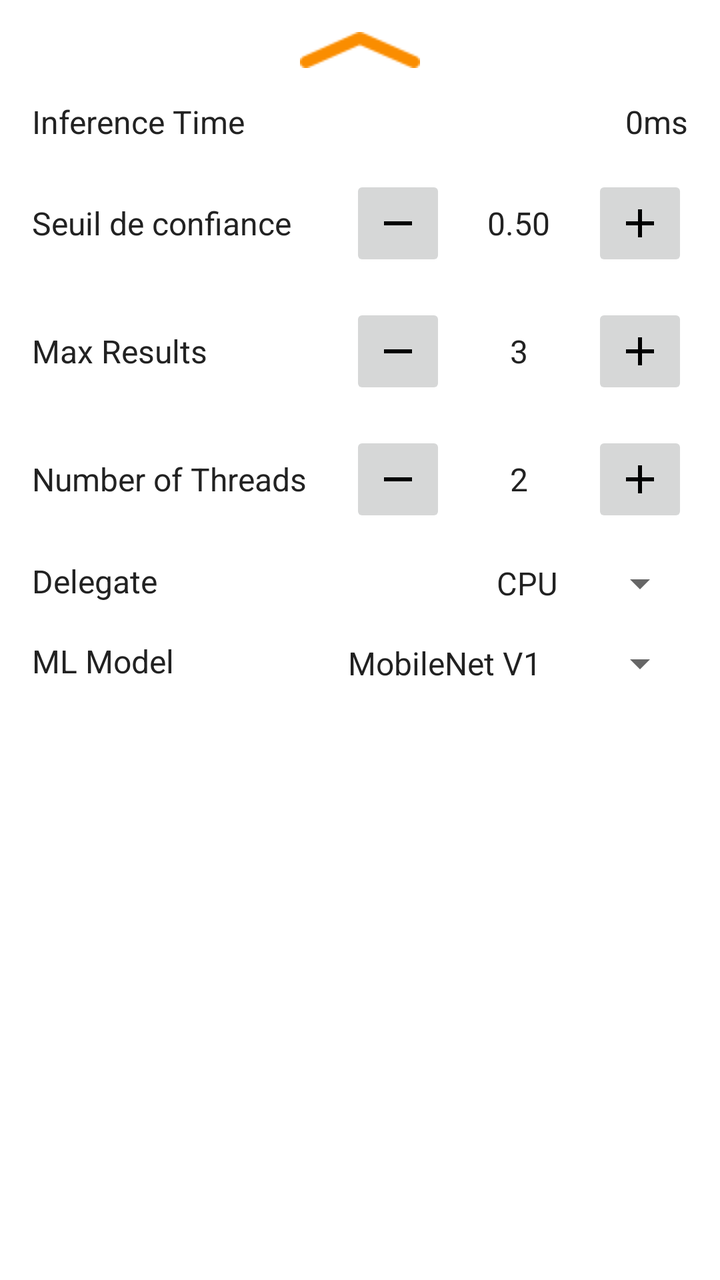
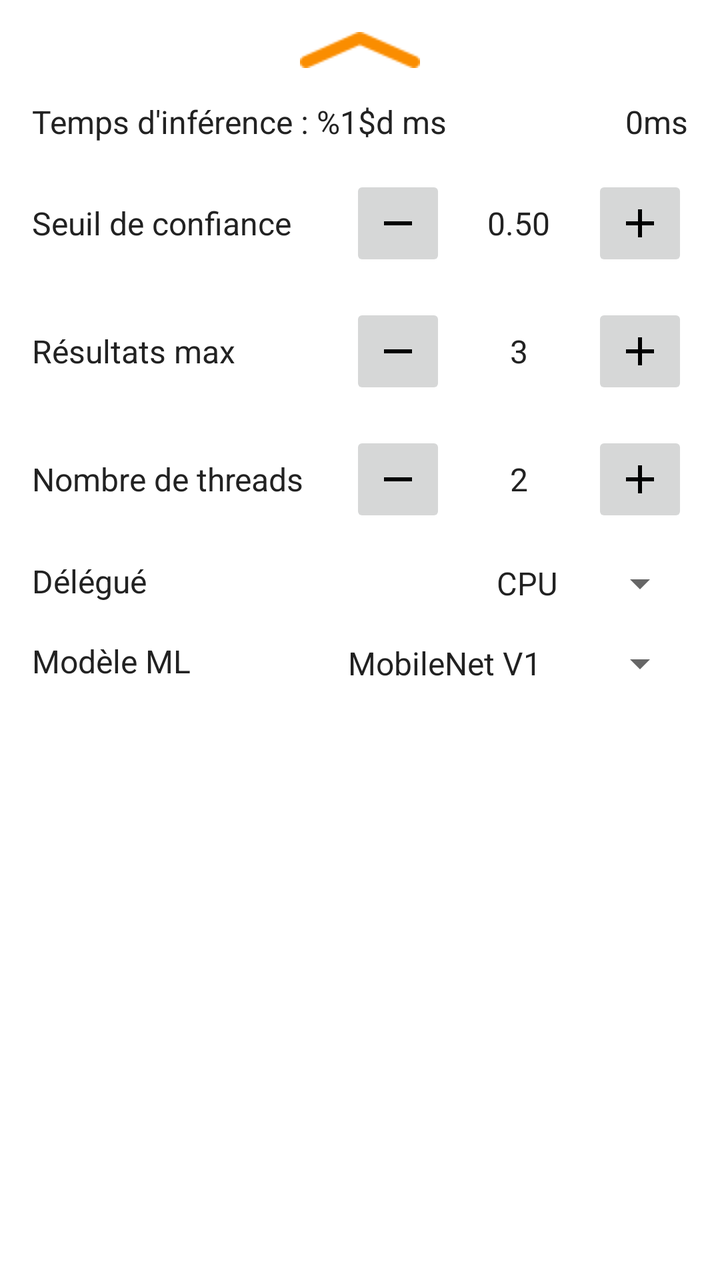

An Android layout rendered at two revisions. The XML below is the earlier revision; the diff shows what the commit changed to produce the second picture.
<!-- AndroidManifest.xml: application theme AppTheme -->
<!-- res/layout/info_bottom_sheet.xml -->
<androidx.core.widget.NestedScrollView xmlns:android="http://schemas.android.com/apk/res/android"
    xmlns:app="http://schemas.android.com/apk/res-auto"
    android:id="@+id/bottom_sheet_layout"
    android:layout_width="match_parent"
    android:layout_height="wrap_content"
    android:layout_gravity="center_horizontal"
    android:background="@color/bottom_sheet_background"
    android:gravity="center_horizontal"
    android:orientation="vertical"
    android:padding="@dimen/bottom_sheet_padding"
    app:behavior_hideable="false"
    app:behavior_peekHeight="@dimen/bottom_sheet_peek_height"
    app:layout_behavior="com.google.android.material.bottomsheet.BottomSheetBehavior">

    <androidx.appcompat.widget.LinearLayoutCompat
        android:layout_width="match_parent"
        android:layout_height="match_parent"
        android:orientation="vertical">

        
        <RelativeLayout
            android:layout_width="match_parent"
            android:layout_height="wrap_content">

            <ImageView
                android:layout_width="wrap_content"
                android:layout_height="wrap_content"
                android:layout_centerHorizontal="true"
                android:layout_centerVertical="true"
                android:contentDescription="@string/alt_bottom_sheet_chevron"
                android:src="@drawable/icn_chevron_up" />
        </RelativeLayout>

        
        <androidx.appcompat.widget.LinearLayoutCompat
            android:layout_width="match_parent"
            android:layout_height="wrap_content"
            android:layout_marginTop="@dimen/bottom_sheet_default_row_margin"
            android:orientation="horizontal">

            <TextView
                android:id="@+id/inference_time_label"
                android:layout_width="wrap_content"
                android:layout_height="wrap_content"
                android:layout_centerVertical="true"
                android:text="@string/label_interence_time"
                android:textColor="@color/bottom_sheet_text_color"
                android:textSize="@dimen/bottom_sheet_text_size" />

            <TextView
                android:id="@+id/inference_time_val"
                android:layout_width="match_parent"
                android:layout_height="wrap_content"
                android:layout_centerVertical="true"
                android:gravity="end"
                android:text="@string/default_inference_time"
                android:textColor="@color/bottom_sheet_text_color"
                android:textSize="@dimen/bottom_sheet_text_size" />
        </androidx.appcompat.widget.LinearLayoutCompat>

        
        <RelativeLayout
            android:layout_width="match_parent"
            android:layout_height="wrap_content"
            android:layout_marginTop="@dimen/bottom_sheet_default_row_margin"
            android:gravity="center"
            android:orientation="horizontal">

            <TextView
                android:layout_width="wrap_content"
                android:layout_height="wrap_content"
                android:layout_centerVertical="true"
                android:text="@string/label_confidence_threshold"
                android:textColor="@color/bottom_sheet_text_color"
                android:textSize="@dimen/bottom_sheet_text_size" />

            <LinearLayout
                android:layout_width="wrap_content"
                android:layout_height="wrap_content"
                android:layout_alignParentRight="true"
                android:gravity="center_vertical"
                android:orientation="horizontal">

                <androidx.appcompat.widget.AppCompatImageButton
                    android:id="@+id/threshold_minus"
                    android:layout_width="@dimen/bottom_sheet_control_btn_size"
                    android:layout_height="@dimen/bottom_sheet_control_btn_size"
                    android:contentDescription="@string/alt_bottom_sheet_threshold_button_minus"
                    android:src="@drawable/ic_minus" />

                <TextView
                    android:id="@+id/threshold_value"
                    android:layout_width="wrap_content"
                    android:layout_height="wrap_content"
                    android:layout_marginLeft="@dimen/bottom_sheet_control_text_side_margin"
                    android:layout_marginRight="@dimen/bottom_sheet_control_text_side_margin"
                    android:gravity="center"
                    android:minEms="@integer/bottom_sheet_control_text_min_ems"
                    android:text="@string/default_threshold"
                    android:textColor="@color/bottom_sheet_text_color"
                    android:textSize="@dimen/bottom_sheet_text_size" />

                <androidx.appcompat.widget.AppCompatImageButton
                    android:id="@+id/threshold_plus"
                    android:layout_width="@dimen/bottom_sheet_control_btn_size"
                    android:layout_height="@dimen/bottom_sheet_control_btn_size"
                    android:contentDescription="@string/alt_bottom_sheet_threshold_button_plus"
                    android:src="@drawable/ic_plus" />
            </LinearLayout>
        </RelativeLayout>

        
        <RelativeLayout
            android:layout_width="match_parent"
            android:layout_height="wrap_content"
            android:layout_marginTop="@dimen/bottom_sheet_default_row_margin"
            android:gravity="center"
            android:orientation="horizontal">

            <TextView
                android:layout_width="wrap_content"
                android:layout_height="wrap_content"
                android:layout_centerVertical="true"
                android:text="@string/label_max_results"
                android:textColor="@color/bottom_sheet_text_color"
                android:textSize="@dimen/bottom_sheet_text_size" />

            <LinearLayout
                android:layout_width="wrap_content"
                android:layout_height="wrap_content"
                android:layout_alignParentRight="true"
                android:gravity="center"
                android:orientation="horizontal">

                <androidx.appcompat.widget.AppCompatImageButton
                    android:id="@+id/max_results_minus"
                    android:layout_width="@dimen/bottom_sheet_control_btn_size"
                    android:layout_height="@dimen/bottom_sheet_control_btn_size"
                    android:contentDescription="@string/alt_bottom_sheet_max_results_button_minus"
                    android:src="@drawable/ic_minus" />

                <TextView
                    android:id="@+id/max_results_value"
                    android:layout_width="wrap_content"
                    android:layout_height="wrap_content"
                    android:layout_marginLeft="@dimen/bottom_sheet_control_text_side_margin"
                    android:layout_marginRight="@dimen/bottom_sheet_control_text_side_margin"
                    android:gravity="center"
                    android:minEms="@integer/bottom_sheet_control_text_min_ems"
                    android:text="@string/default_max_results"
                    android:textColor="@color/bottom_sheet_text_color"
                    android:textSize="@dimen/bottom_sheet_text_size" />

                <androidx.appcompat.widget.AppCompatImageButton
                    android:id="@+id/max_results_plus"
                    android:layout_width="@dimen/bottom_sheet_control_btn_size"
                    android:layout_height="@dimen/bottom_sheet_control_btn_size"
                    android:contentDescription="@string/alt_bottom_sheet_max_results_button_plus"
                    android:src="@drawable/ic_plus" />
            </LinearLayout>
        </RelativeLayout>

        
        <RelativeLayout
            android:layout_width="match_parent"
            android:layout_height="wrap_content"
            android:layout_marginTop="@dimen/bottom_sheet_default_row_margin"
            android:gravity="center"
            android:orientation="horizontal">

            <TextView
                android:layout_width="wrap_content"
                android:layout_height="wrap_content"
                android:layout_centerVertical="true"
                android:text="@string/label_threads"
                android:textColor="@color/bottom_sheet_text_color"
                android:textSize="@dimen/bottom_sheet_text_size" />

            <LinearLayout
                android:layout_width="wrap_content"
                android:layout_height="wrap_content"
                android:layout_alignParentRight="true"
                android:gravity="center_vertical"
                android:orientation="horizontal">

                <androidx.appcompat.widget.AppCompatImageButton
                    android:id="@+id/threads_minus"
                    android:layout_width="@dimen/bottom_sheet_control_btn_size"
                    android:layout_height="@dimen/bottom_sheet_control_btn_size"
                    android:contentDescription="@string/alt_bottom_sheet_thread_button_minus"
                    android:src="@drawable/ic_minus" />

                <TextView
                    android:id="@+id/threads_value"
                    android:layout_width="wrap_content"
                    android:layout_height="wrap_content"
                    android:layout_marginLeft="@dimen/bottom_sheet_control_text_side_margin"
                    android:layout_marginRight="@dimen/bottom_sheet_control_text_side_margin"
                    android:gravity="center"
                    android:minEms="@integer/bottom_sheet_control_text_min_ems"
                    android:text="2"
                    android:textColor="@color/bottom_sheet_text_color"
                    android:textSize="@dimen/bottom_sheet_text_size" />

                <androidx.appcompat.widget.AppCompatImageButton
                    android:id="@+id/threads_plus"
                    android:layout_width="@dimen/bottom_sheet_control_btn_size"
                    android:layout_height="@dimen/bottom_sheet_control_btn_size"
                    android:contentDescription="@string/alt_bottom_sheet_thread_button_plus"
                    android:src="@drawable/ic_plus" />
            </LinearLayout>
        </RelativeLayout>

        
        <RelativeLayout
            android:layout_width="match_parent"
            android:layout_height="wrap_content"
            android:layout_marginTop="@dimen/bottom_sheet_default_row_margin">

            <TextView
                android:layout_width="wrap_content"
                android:layout_height="wrap_content"
                android:text="@string/label_delegate"
                android:textColor="@color/bottom_sheet_text_color"
                android:textSize="@dimen/bottom_sheet_text_size" />

            <androidx.appcompat.widget.AppCompatSpinner
                android:id="@+id/spinner_delegate"
                android:layout_width="wrap_content"
                android:layout_height="wrap_content"
                android:layout_alignParentRight="true"
                android:entries="@array/delegate_spinner_titles"
                android:minWidth="@dimen/bottom_sheet_spinner_delegate_min_width"
                android:spinnerMode="dropdown"
                android:theme="@style/BottomSheetSpinnerItemStyle" />

        </RelativeLayout>

        
        <RelativeLayout
            android:layout_width="match_parent"
            android:layout_height="wrap_content"
            android:layout_marginTop="@dimen/bottom_sheet_default_row_margin">

            <TextView
                android:layout_width="wrap_content"
                android:layout_height="wrap_content"
                android:text="@string/label_models"
                android:textColor="@color/bottom_sheet_text_color"
                android:textSize="@dimen/bottom_sheet_text_size" />

            <androidx.appcompat.widget.AppCompatSpinner
                android:id="@+id/spinner_model"
                android:layout_width="wrap_content"
                android:layout_height="wrap_content"
                android:layout_alignParentRight="true"
                android:entries="@array/models_spinner_titles"
                android:minWidth="@dimen/bottom_sheet_spinner_model_min_width"
                android:spinnerMode="dropdown"
                android:theme="@style/BottomSheetSpinnerItemStyle" />

        </RelativeLayout>
    </androidx.appcompat.widget.LinearLayoutCompat>
</androidx.core.widget.NestedScrollView>
<!-- resources referenced by this layout -->
<resources>
  <string-array name="delegate_spinner_titles">
          <item>CPU</item>
          <item>GPU</item>
          <item>NNAPI</item>
      </string-array>
  <string-array name="models_spinner_titles">
          <item>MobileNet V1</item>
          <item>EfficientNet Lite0</item>
          <item>EfficientNet Lite1</item>
          <item>EfficientNet Lite2</item>
      </string-array>
  <color name="bottom_sheet_background">#FFFFFF</color>
  <color name="bottom_sheet_text_color">#222222</color>
  <dimen name="bottom_sheet_control_btn_size">48dp</dimen>
  <dimen name="bottom_sheet_control_text_side_margin">8dp</dimen>
  <dimen name="bottom_sheet_default_row_margin">16dp</dimen>
  <dimen name="bottom_sheet_padding">16dp</dimen>
  <dimen name="bottom_sheet_peek_height">80dp</dimen>
  <dimen name="bottom_sheet_spinner_delegate_min_width">100dp</dimen>
  <dimen name="bottom_sheet_spinner_model_min_width">100dp</dimen>
  <dimen name="bottom_sheet_text_size">16sp</dimen>
  <!-- drawable ic_minus (drawable) -->
  <vector xmlns:android="http://schemas.android.com/apk/res/android"
      android:width="24dp"
      android:height="24dp"
      android:viewportWidth="24"
      android:viewportHeight="24">
    <path
        android:fillColor="#FF000000"
        android:pathData="M19,13H5v-2h14v2z"/>
  </vector>
  <!-- drawable ic_plus (drawable) -->
  <vector xmlns:android="http://schemas.android.com/apk/res/android"
      android:width="24dp"
      android:height="24dp"
      android:viewportWidth="24"
      android:viewportHeight="24">
    <path
        android:fillColor="#FF000000"
        android:pathData="M19,13h-6v6h-2v-6H5v-2h6V5h2v6h6v2z"/>
  </vector>
  <integer name="bottom_sheet_control_text_min_ems">3</integer>
  <string name="alt_bottom_sheet_chevron">Bottom sheet expandable indicator</string>
  <string name="alt_bottom_sheet_max_results_button_minus">Decreasing maximum classified results button</string>
  <string name="alt_bottom_sheet_max_results_button_plus">Increasing maximum classified results button</string>
  <string name="alt_bottom_sheet_thread_button_minus">Decrease the number of threads used</string>
  <string name="alt_bottom_sheet_thread_button_plus">Increase the number of threads used</string>
  <string name="alt_bottom_sheet_threshold_button_minus">Decreasing threshold of classified image results button</string>
  <string name="alt_bottom_sheet_threshold_button_plus">Increasing threshold of classified image results button</string>
  <string name="default_inference_time">0ms</string>
  <string name="default_max_results">3</string>
  <string name="default_threshold">0.50</string>
  <string name="label_confidence_threshold">Seuil de confiance</string>
  <string name="label_delegate">Delegate</string>
  <string name="label_interence_time">Inference Time</string>
  <string name="label_max_results">Max Results</string>
  <string name="label_models">ML Model</string>
  <string name="label_threads">Number of Threads</string>
  <style name="BottomSheetSpinnerItemStyle" parent="Widget.AppCompat.Light.DropDownItem.Spinner">
          <item name="android:textSize">@dimen/bottom_sheet_text_size</item>
      </style>
  <style name="AppTheme" parent="Theme.MaterialComponents.Light.NoActionBar">
          
          <item name="colorPrimary">@color/primary</item>
          <item name="colorPrimaryVariant">@color/primary_dark</item>
          <item name="colorOnPrimary">@color/white</item>
  
          
          <item name="colorSecondary">@color/accent</item>
          <item name="colorSecondaryVariant">@color/accent</item>
          <item name="colorOnSecondary">@color/white</item>
  
          
          <item name="android:statusBarColor">@color/primary_dark</item>
  
          
          <item name="android:windowBackground">@color/background_light</item>
      </style>
  <color name="primary">#3F51B5</color>
  <color name="primary_dark">#303F9F</color>
  <color name="white">#FFFFFF</color>
  <color name="accent">#FF4081</color>
  <color name="background_light">#F8F9FE</color>
  <!-- unchanged entries left out for length: 1 -->
</resources>

<!-- the commit's change to res/layout/info_bottom_sheet.xml (unified diff, before → after) -->
@@ -43,7 +43,7 @@
                 android:layout_width="wrap_content"
                 android:layout_height="wrap_content"
                 android:layout_centerVertical="true"
-                android:text="@string/label_interence_time"
+                android:text="@string/label_inference_time"
                 android:textColor="@color/bottom_sheet_text_color"
                 android:textSize="@dimen/bottom_sheet_text_size" />
 
<!-- resource entries referenced after the edit -->
@@ -42,22 +42,22 @@
         android:pathData="M19,13h-6v6h-2v-6H5v-2h6V5h2v6h6v2z"/>
   </vector>
   <integer name="bottom_sheet_control_text_min_ems">3</integer>
-  <string name="alt_bottom_sheet_chevron">Bottom sheet expandable indicator</string>
-  <string name="alt_bottom_sheet_max_results_button_minus">Decreasing maximum classified results button</string>
-  <string name="alt_bottom_sheet_max_results_button_plus">Increasing maximum classified results button</string>
-  <string name="alt_bottom_sheet_thread_button_minus">Decrease the number of threads used</string>
-  <string name="alt_bottom_sheet_thread_button_plus">Increase the number of threads used</string>
-  <string name="alt_bottom_sheet_threshold_button_minus">Decreasing threshold of classified image results button</string>
-  <string name="alt_bottom_sheet_threshold_button_plus">Increasing threshold of classified image results button</string>
+  <string name="alt_bottom_sheet_chevron">Indicateur d\'extension du volet inférieur</string>
+  <string name="alt_bottom_sheet_max_results_button_minus">Bouton de diminution du nombre maximum de résultats</string>
+  <string name="alt_bottom_sheet_max_results_button_plus">Bouton d\'augmentation du nombre maximum de résultats</string>
+  <string name="alt_bottom_sheet_thread_button_minus">Bouton de diminution du nombre de threads</string>
+  <string name="alt_bottom_sheet_thread_button_plus">Bouton d\'augmentation du nombre de threads</string>
+  <string name="alt_bottom_sheet_threshold_button_minus">Bouton de diminution du seuil de confiance</string>
+  <string name="alt_bottom_sheet_threshold_button_plus">Bouton d\'augmentation du seuil de confiance</string>
   <string name="default_inference_time">0ms</string>
   <string name="default_max_results">3</string>
   <string name="default_threshold">0.50</string>
   <string name="label_confidence_threshold">Seuil de confiance</string>
-  <string name="label_delegate">Delegate</string>
-  <string name="label_interence_time">Inference Time</string>
-  <string name="label_max_results">Max Results</string>
-  <string name="label_models">ML Model</string>
-  <string name="label_threads">Number of Threads</string>
+  <string name="label_delegate">Délégué</string>
+  <string name="label_inference_time">Temps d\'inférence : %1$d ms</string>
+  <string name="label_max_results">Résultats max</string>
+  <string name="label_models">Modèle ML</string>
+  <string name="label_threads">Nombre de threads</string>
   <style name="BottomSheetSpinnerItemStyle" parent="Widget.AppCompat.Light.DropDownItem.Spinner">
           <item name="android:textSize">@dimen/bottom_sheet_text_size</item>
       </style>
